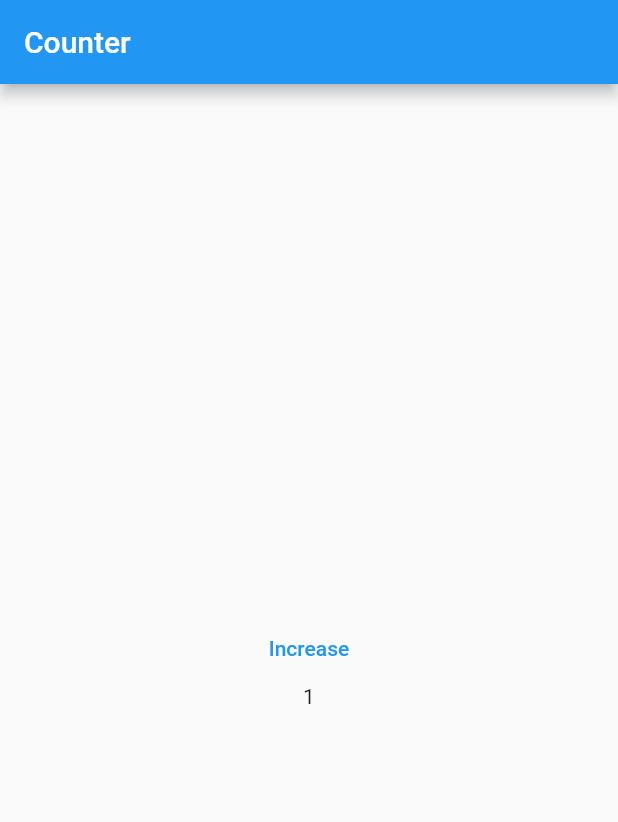
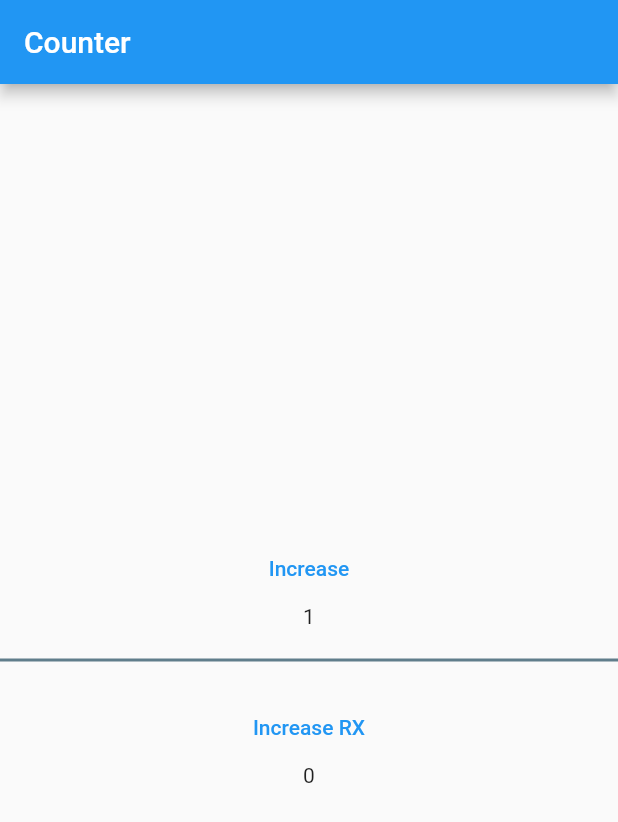
Before and after one commit to auaicn/Testbed-flutter, a Flutter app: the screen it shows after launch, after a tap on "Increase", on a phone screen of 412 x 824 dp. Shown: the top 822 px of the screen. Run offline on Flutter 3.47's test engine with Material 2 defaults, Android fonts, the phone set to English and light mode, and no system bars; our stand-ins replace google_fonts, rxdart.

Commit message:
Feat: Added counter using rxdart
- `initialData` was available
- `BehaviorSubject` piles data and has `stream` property to use
- even if there's no stream, it's considered there is no data
ex) when stream: null is given, `snapshot.hasError` is false and `snapshot.hasData` is true

```diff
--- a/counter/lib/main.dart
+++ b/counter/lib/main.dart
@@ -1,4 +1,5 @@
 import 'package:flutter/material.dart';
+import 'package:rxdart/rxdart.dart';
 
 void main() {
   runApp(MyApp());
@@ -29,7 +30,9 @@ class MainPage extends StatefulWidget {
 }
 
 class _MainPageState extends State<MainPage> {
-  int _counter = 0;
+  int _simpleCounter = 0;
+  int _rxdartCounter = 0;
+  final counterSubject = BehaviorSubject<int>();
 
   @override
   Widget build(BuildContext context) {
@@ -42,7 +45,30 @@ class _MainPageState extends State<MainPage> {
           mainAxisAlignment: MainAxisAlignment.center,
           children: [
             TextButton(onPressed: _increment, child: Text("Increase")),
-            Text("$_counter")
+            Text("$_simpleCounter"),
+            Container(
+              margin: EdgeInsets.symmetric(vertical: 20),
+              color: Colors.blueGrey,
+              height: 2,
+            ),
+            TextButton(
+                onPressed: () {
+                  counterSubject.add(++_rxdartCounter);
+                },
+                child: Text("Increase RX")),
+            StreamBuilder<int>(
+              stream: counterSubject.stream,
+              initialData: 0,
+              builder: (context, snapshot) {
+                if (snapshot.hasError) {
+                  return Text("error");
+                } else if (snapshot.hasData) {
+                  return Text("${snapshot.data}");
+                } else {
+                  return CircularProgressIndicator();
+                }
+              },
+            ),
           ],
         ),
       ),
@@ -51,7 +77,7 @@ class _MainPageState extends State<MainPage> {
 
   void _increment() {
     setState(() {
-      _counter++;
+      _simpleCounter++;
     });
   }
 }
```
Also changed, not shown: counter/pubspec.lock.
